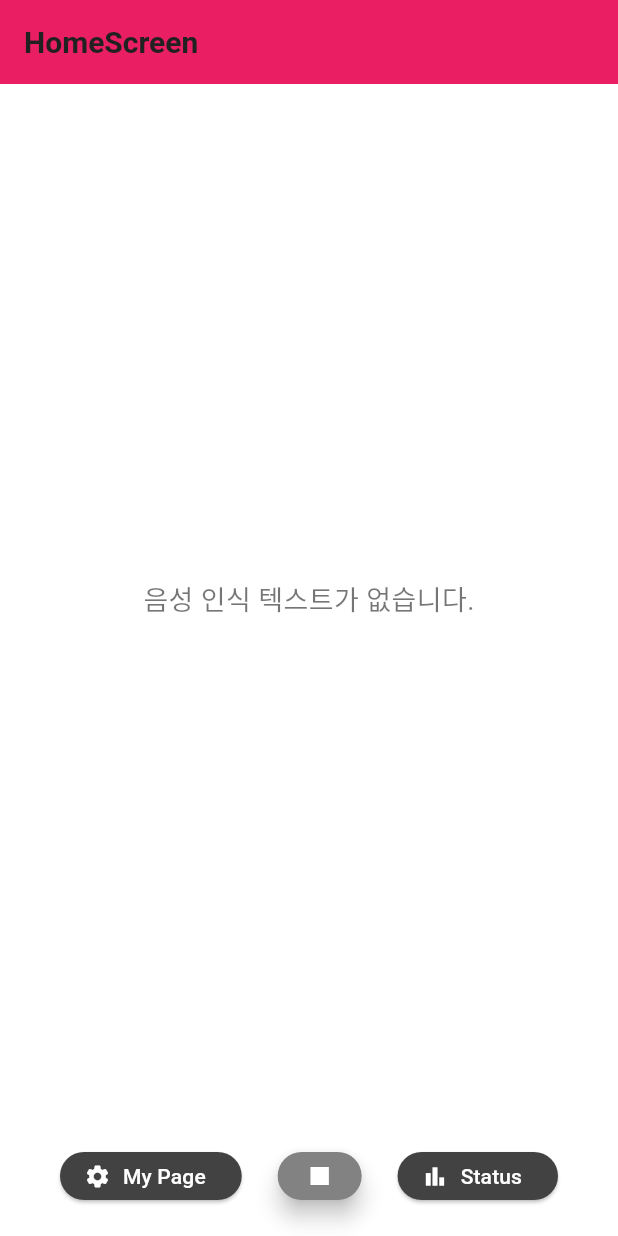
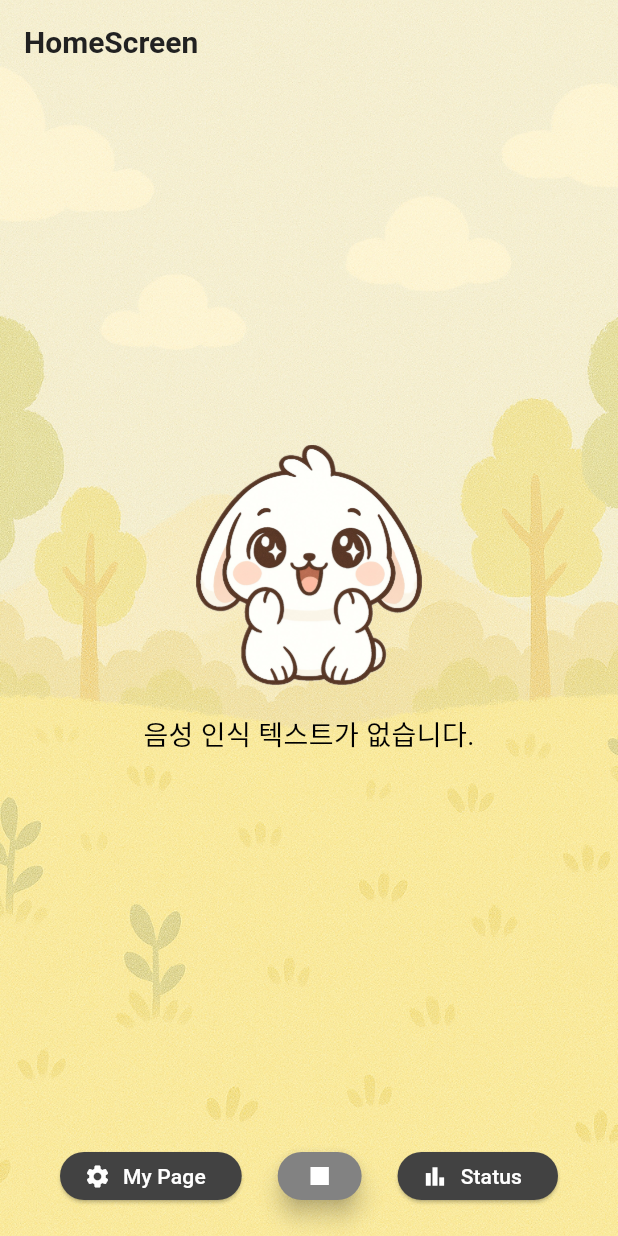
Before and after one commit to GDGoC-SCHU/minibuddy-flutter, a Flutter app: the HomeScreen screen opened by its route, after a tap on the "mic" icon, on a phone screen of 412 x 824 dp. Run offline on Flutter 3.47's test engine with Material 3 defaults, Android fonts, the phone set to English and light mode, and no system bars; our stand-ins replace dio, flutter_bloc, flutter_screenutil, go_router, speech_to_text; Roboto replaces fonts that are missing (Pretendard).

Commit message:
feat 마이크 자동 중단

```diff
--- a/lib/screens/home/home_screen.dart
+++ b/lib/screens/home/home_screen.dart
@@ -18,25 +18,38 @@ class _HomeScreenState extends State<HomeScreen> {
   @override
   void initState() {
     super.initState();
-    _initializeSpeech(); // STT 초기화 + 마이크 권한 요청
+    _initializeSpeech();
   }
 
-  /// STT 초기화
   void _initializeSpeech() async {
     speechAvailable = await _speech.initialize(
-      onError: (val) => print('🛑 Speech error: $val'),
-      onStatus: (status) => print('🎙️ Speech status: $status'),
+      onError: (val) {
+        print('🛑 Speech error: ${val.errorMsg}');
+        if (val.errorMsg == 'error_no_match') {
+          setState(() {
+            isListening = false; // 버튼 상태 복구
+          });
+          return;
+        }
+      },
+      onStatus: (status) {
+        print('🎙️ Speech status: $status');
+        if (status == 'done' || status == 'notListening') {
+          setState(() {
+            isListening = false;
+          });
+        }
+      },
     );
 
-    if (speechAvailable) {
-      print("✅ STT 초기화 성공 및 마이크 권한 허용됨");
-    } else {
+    if (!speechAvailable) {
       print("❌ STT 초기화 실패 또는 권한 거부됨");
       _showPermissionDialog();
+    } else {
+      print("✅ STT 초기화 성공 및 마이크 권한 허용됨");
     }
   }
 
-  /// 음성 인식 시작
   Future<void> _startListening() async {
     if (!speechAvailable) return;
 
@@ -46,6 +59,7 @@ class _HomeScreenState extends State<HomeScreen> {
     });
 
     await _speech.listen(
+      pauseFor: const Duration(seconds: 3), // 3초간 말 없으면 자동 종료
       onResult: (result) {
         setState(() {
           recognizedText = result.recognizedWords;
@@ -54,7 +68,6 @@ class _HomeScreenState extends State<HomeScreen> {
     );
   }
 
-  /// 음성 인식 중단
   Future<void> _stopListening() async {
     await _speech.stop();
     setState(() {
@@ -62,20 +75,21 @@ class _HomeScreenState extends State<HomeScreen> {
     });
   }
 
-  /// 마이크 권한 안내
   void _showPermissionDialog() {
     showDialog(
       context: context,
       builder: (context) => AlertDialog(
-        title: const Text("권한 요청"),
-        content: const Text("마이크 권한이 거부되었습니다. 설정에서 권한을 허용해주세요."),
+        title: const Text("Permission Request"),
+        content: const Text(
+          "Microphone permission was denied. Please allow it in the settings.",
+        ),
         actions: [
           TextButton(
             onPressed: () {
               Navigator.of(context).pop();
               _speech.cancel();
             },
-            child: const Text("확인"),
+            child: const Text("OK"),
           ),
         ],
       ),
@@ -84,28 +98,58 @@ class _HomeScreenState extends State<HomeScreen> {
 
   @override
   Widget build(BuildContext context) {
-    return Scaffold(
+    return Stack(
+      children: [
+        // 배경 이미지
+        Positioned.fill(
+          child: Image.asset(
+            'assets/images/home_background.png',
+            fit: BoxFit.cover,
+          ),
+        ),
+
+        // 메인 화면 내용
+        Scaffold(
+          backgroundColor: Colors.transparent,
           appBar: AppBar(
             title: const Text('HomeScreen'),
-        backgroundColor: Colors.pink,
+            backgroundColor: Colors.transparent,
+            elevation: 0,
             automaticallyImplyLeading: false,
           ),
-      body: Center(
+          body: Column(
+            children: [
+              const Spacer(),
+              // 캐릭터 이미지 중앙
+              Center(
+                child: Image.asset(
+                  'assets/images/character.png',
+                  width: 160,
+                  height: 160,
+                ),
+              ),
+              const SizedBox(height: 20),
+              // 음성 인식 텍스트
+              Padding(
+                padding: const EdgeInsets.symmetric(horizontal: 24.0),
                 child: Text(
                   recognizedText.isEmpty ? '음성 인식 텍스트가 없습니다.' : recognizedText,
                   textAlign: TextAlign.center,
-          style: const TextStyle(fontSize: 18),
+                  style: const TextStyle(fontSize: 18, color: Colors.black),
                 ),
               ),
+              const Spacer(),
+            ],
+          ),
           bottomNavigationBar: BottomAppBar(
-        color: Colors.white,
+            color: Colors.transparent,
             elevation: 8,
             child: Padding(
               padding: const EdgeInsets.symmetric(horizontal: 24, vertical: 12),
               child: Row(
                 mainAxisAlignment: MainAxisAlignment.spaceBetween,
                 children: [
-              // 마이페이지 이동
+                  // 마이페이지
                   ElevatedButton.icon(
                     onPressed: () => context.push('/mypage'),
                     icon: const Icon(Icons.settings),
@@ -121,7 +165,7 @@ class _HomeScreenState extends State<HomeScreen> {
                     child: Icon(isListening ? Icons.stop : Icons.mic),
                     backgroundColor: const Color.fromARGB(255, 130, 130, 130),
                   ),
-              // 상태 페이지 이동
+                  // 상태 페이지
                   ElevatedButton.icon(
                     onPressed: () => context.push('/user'),
                     icon: const Icon(Icons.bar_chart),
@@ -135,6 +179,8 @@ class _HomeScreenState extends State<HomeScreen> {
               ),
             ),
           ),
+        ),
+      ],
     );
   }
 }
```
Also changed, not shown: assets/images/character.png (added), assets/images/home_background.png (added). Lines whose indentation alone changed are shown as unchanged.
